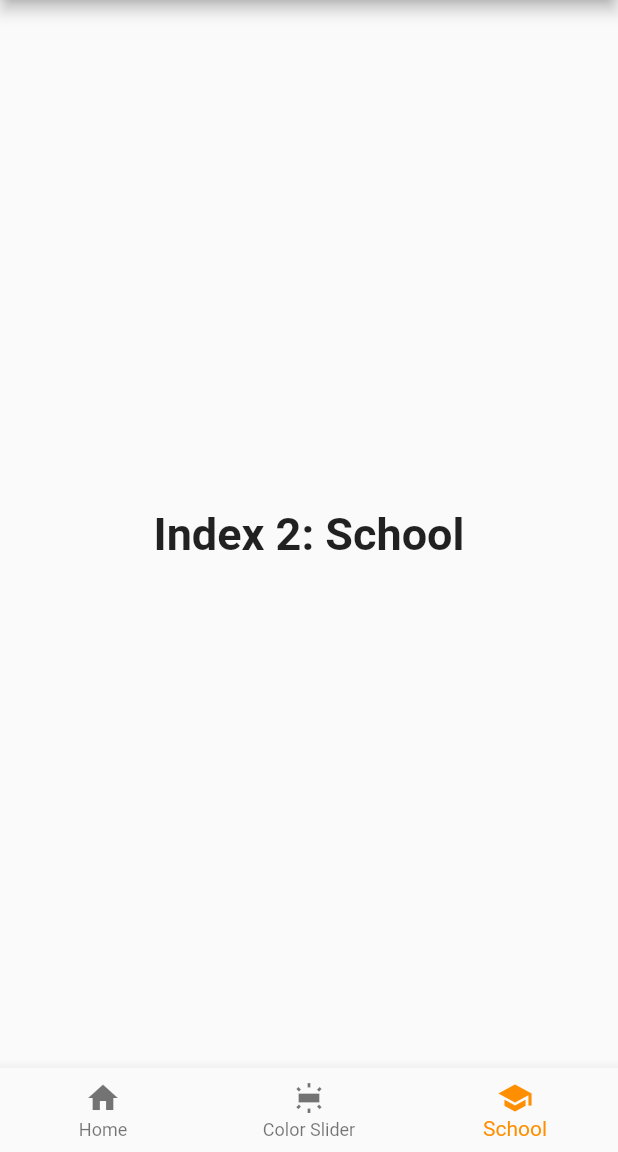
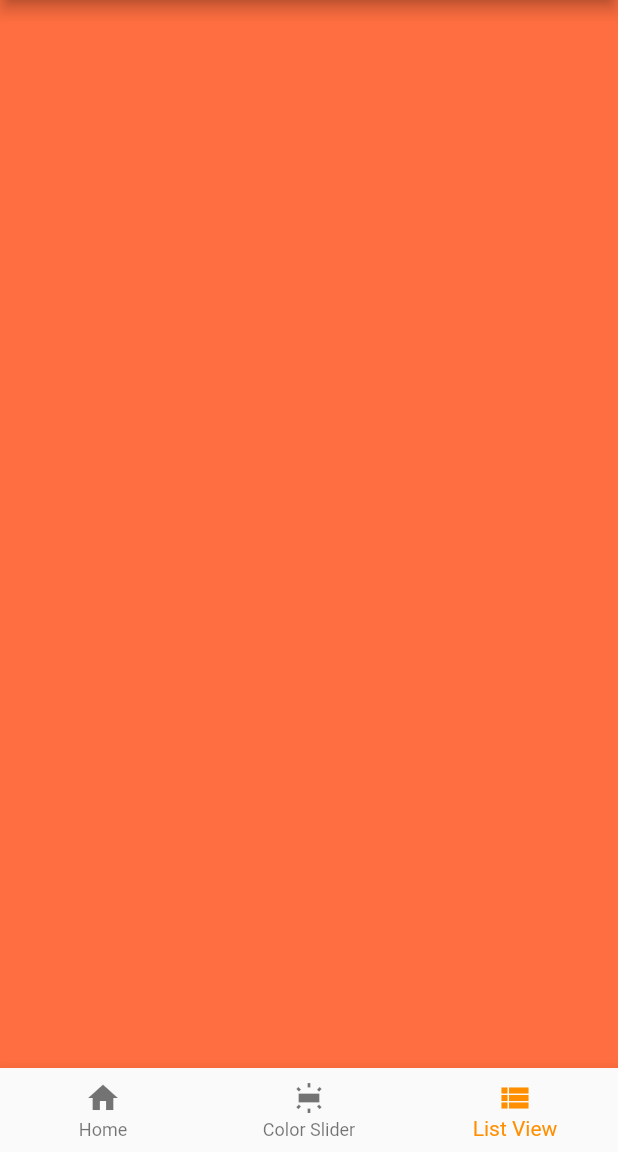
Before and after one commit to rrbaeta/my_first_flutter_app, a Flutter app: the screen it shows after launch, item 3 of the bottom bar chosen, on a phone screen of 412 x 824 dp, the part 84-1236 px from its top. Run offline on Flutter 3.47's test engine with Material 2 defaults, Android fonts, the phone set to English and light mode, and no system bars.

Commit message:
list view

```diff
--- a/lib/navBar/navBar.dart
+++ b/lib/navBar/navBar.dart
@@ -1,5 +1,6 @@
 import 'package:flutter/material.dart';
 import 'package:my_first_flutter_app/views/defaultCounter.dart';
+import 'package:my_first_flutter_app/views/listView.dart';
 import 'package:my_first_flutter_app/views/rgbSlider.dart';
 
 /// This is the stateful widget that the main application instantiates.
@@ -20,10 +21,7 @@ class _MyStatefulWidgetState extends State<MyStatefulWidget> {
         title: "The Epic Home Page"
     ),
     MySliderPage(),
-    Text(
-      'Index 2: School',
-      style: optionStyle,
-    ),
+    MyListViewPage(),
   ];
 
   void _onItemTapped(int index) {
@@ -52,8 +50,8 @@ class _MyStatefulWidgetState extends State<MyStatefulWidget> {
             label: 'Color Slider',
           ),
           BottomNavigationBarItem(
-            icon: Icon(Icons.school),
-            label: 'School',
+            icon: Icon(Icons.view_list),
+            label: 'List View',
           ),
         ],
         currentIndex: _selectedIndex,
--- /dev/null
+++ b/lib/views/listView.dart
@@ -0,0 +1,20 @@
+import 'package:flutter/material.dart';
+
+class MyListViewPage extends StatefulWidget {
+  const MyListViewPage({Key? key}) : super(key: key);
+
+  @override
+  State<MyListViewPage> createState() => _MyListViewPageState();
+}
+
+class _MyListViewPageState extends State<MyListViewPage> {
+
+  @override
+  Widget build(BuildContext context) {
+    return Scaffold(
+
+        backgroundColor: Colors.deepOrangeAccent,
+
+    );
+  }
+}
```
